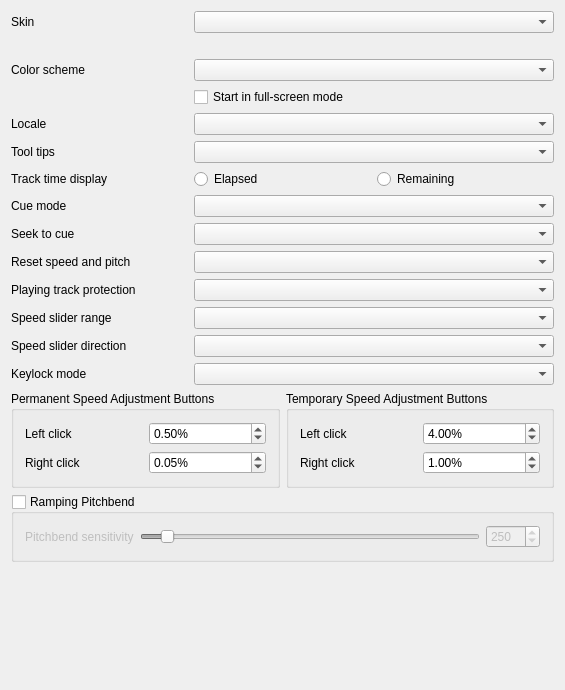
Before: the Qt Designer form src/dlgprefcontrolsdlg.ui in mixxxdj/mixxx, drawn with Qt 5.
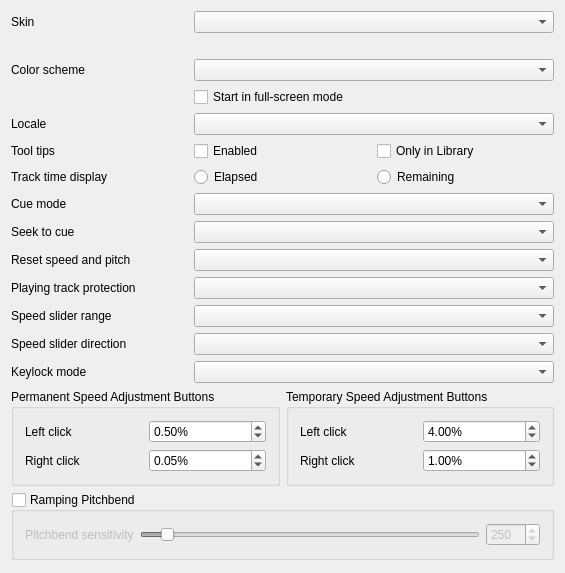
After: the same form once the commit is applied.

Commit message: Changed tooltips options to a pair of checkboxes, reducing the number of clicks to change the settings.

The edit to the form file:
```diff
--- a/src/dlgprefcontrolsdlg.ui
+++ b/src/dlgprefcontrolsdlg.ui
@@ -7,7 +7,7 @@
     <x>0</x>
     <y>0</y>
     <width>565</width>
-    <height>690</height>
+    <height>573</height>
    </rect>
   </property>
   <property name="windowTitle">
@@ -436,22 +436,6 @@
        </property>
       </widget>
      </item>
-     <item row="6" column="1" colspan="2">
-      <widget class="QComboBox" name="ComboBoxTooltips">
-       <property name="sizePolicy">
-        <sizepolicy hsizetype="Expanding" vsizetype="Fixed">
-         <horstretch>0</horstretch>
-         <verstretch>0</verstretch>
-        </sizepolicy>
-       </property>
-       <property name="font">
-        <font/>
-       </property>
-       <property name="toolTip">
-        <string>A small pop-up box displays a brief description of a control's purpose when the cursor rests on the control.</string>
-       </property>
-      </widget>
-     </item>
      <item row="2" column="0" rowspan="2">
       <widget class="QLabel" name="lableColorScheme">
        <property name="enabled">
@@ -650,6 +634,26 @@
        </property>
       </widget>
      </item>
+     <item row="6" column="1">
+      <widget class="QCheckBox" name="checkBoxTooltipsEnabled">
+       <property name="text">
+        <string>Enabled</string>
+       </property>
+       <attribute name="buttonGroup">
+        <string notr="true">buttonGroupTooltips</string>
+       </attribute>
+      </widget>
+     </item>
+     <item row="6" column="2">
+      <widget class="QCheckBox" name="checkBoxTooltipsOnlyLibrary">
+       <property name="text">
+        <string>Only in Library</string>
+       </property>
+       <attribute name="buttonGroup">
+        <string notr="true">buttonGroupTooltips</string>
+       </attribute>
+      </widget>
+     </item>
     </layout>
    </item>
   </layout>
```
Left out of the diff: 9 changed lines with no effect on the pictures. The commit also changes 3 other files.
